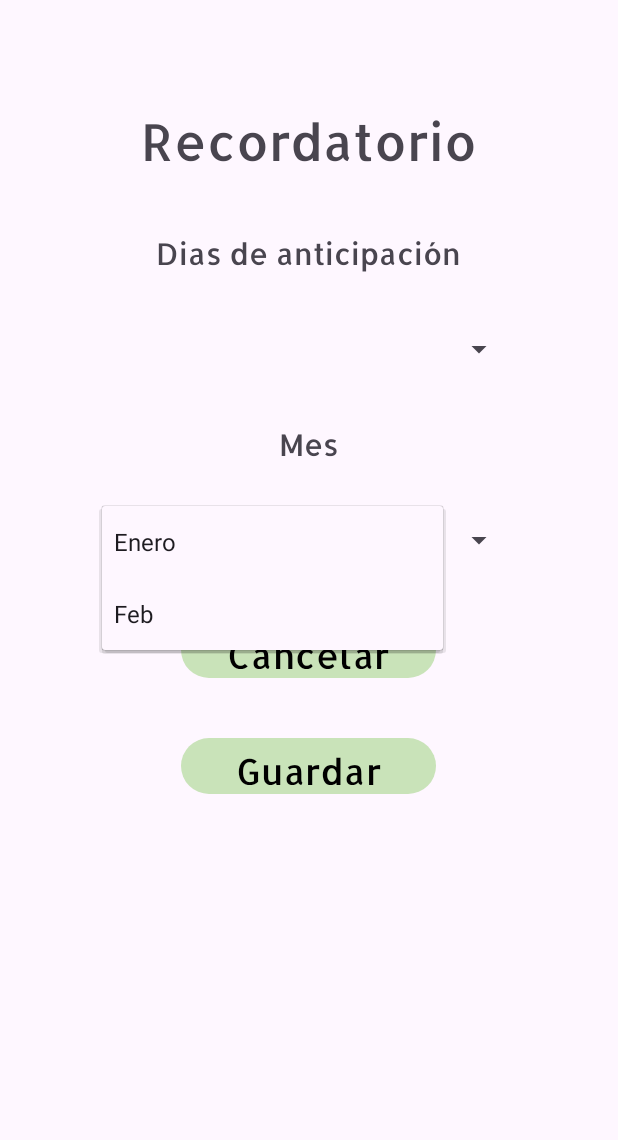
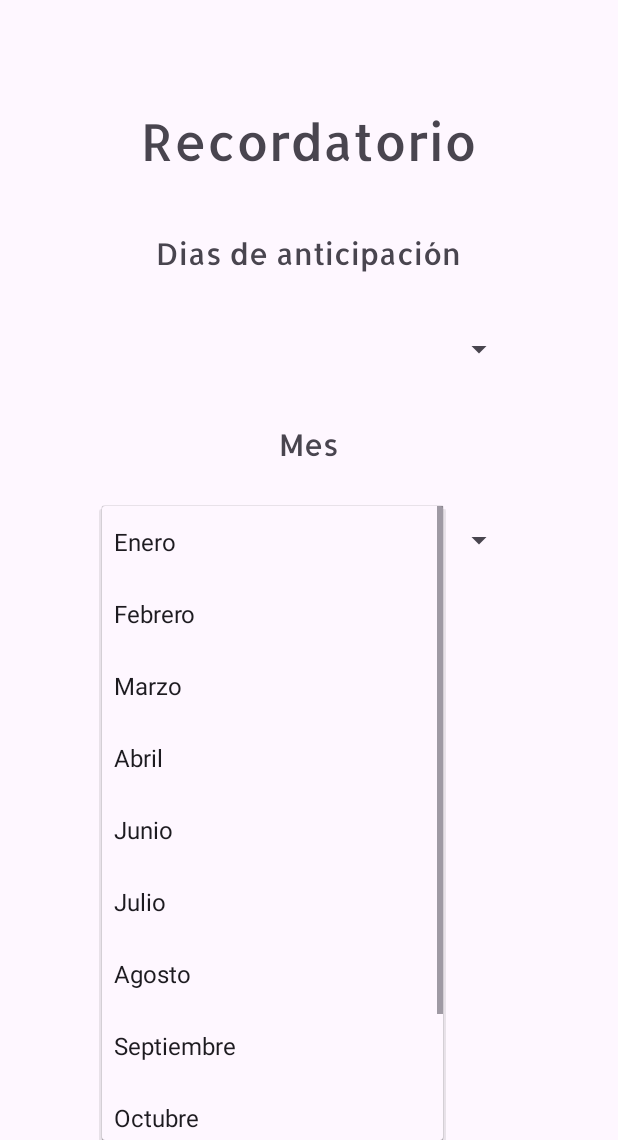
Before and after one commit to Nataliapaaz/seedplanner, an Android app: the fragment fragmento1 placed in its activity, after a tap on "Enero", on a phone screen of 412 x 824 dp, the part 96-1236 px from its top. Run offline under Robolectric (Android 15) with nearby library versions, the phone set to English and light mode, and no system bars; our stand-ins replace Firebase (no records; nobody signed in at launch, a user with empty details on screens opened directly).

Commit message:
Spinner de meses 2 si funciona

```diff
--- a/app/src/main/java/com/example/seedplanner/fragmento1.java
+++ b/app/src/main/java/com/example/seedplanner/fragmento1.java
@@ -35,7 +35,16 @@ public class fragmento1 extends Fragment {
         View view = inflater.inflate(R.layout.fragment_fragmento1, container, false);
         mesesList.clear();
         mesesList.add("Enero");
-        mesesList.add("Feb");
+        mesesList.add("Febrero");
+        mesesList.add("Marzo");
+        mesesList.add("Abril");
+        mesesList.add("Junio");
+        mesesList.add("Julio");
+        mesesList.add("Agosto");
+        mesesList.add("Septiembre");
+        mesesList.add("Octubre");
+        mesesList.add("Noviembre");
+        mesesList.add("Diciembre");
 
         mesesSpinner = view.findViewById(R.id.meses);
         mesesAdapter = new ArrayAdapter<>(requireContext(), android.R.layout.simple_spinner_item, mesesList);
--- a/app/src/main/res/layout/fragment_recomendacion_siembra.xml
+++ b/app/src/main/res/layout/fragment_recomendacion_siembra.xml
@@ -59,7 +59,7 @@
             android:textSize="20sp"
             app:layout_constraintEnd_toEndOf="parent"
             app:layout_constraintStart_toStartOf="parent"
-            app:layout_constraintTop_toBottomOf="@+id/spinner7" />
+            app:layout_constraintTop_toBottomOf="@+id/meses2" />
 
         <Spinner
             android:id="@+id/spinner6"
@@ -71,7 +71,7 @@
             app:layout_constraintTop_toBottomOf="@+id/textView8" />
 
         <Spinner
-            android:id="@+id/spinner7"
+            android:id="@+id/meses2"
             android:layout_width="293dp"
             android:layout_height="35dp"
             android:layout_marginTop="20dp"
```
Also changed, not shown: app/src/main/java/com/example/seedplanner/RecomendacionSiembra.java (+30 -36 lines).
